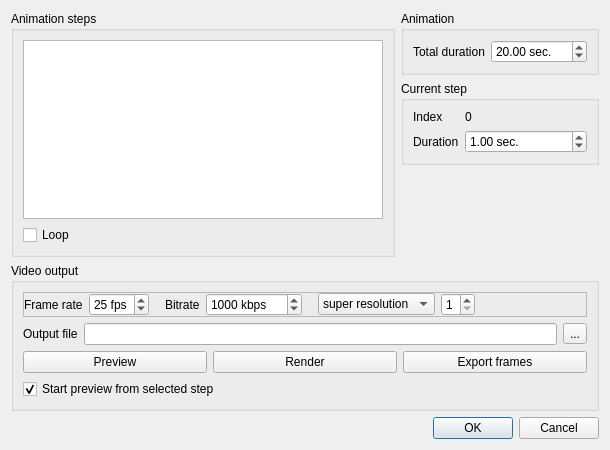
First picture: the form in plugins/core/Standard/qAnimation/ui/animationDlg.ui, repository CloudCompare/CloudCompare, before the edit.
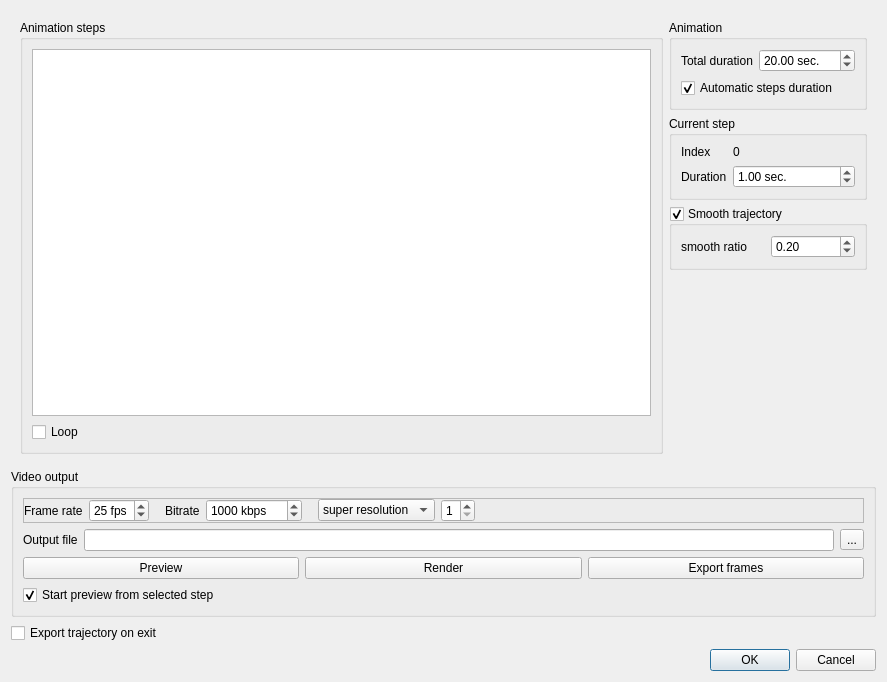
Second picture: the form after the edit. Icons and pictures are not drawn.

```diff
--- a/plugins/core/Standard/qAnimation/ui/animationDlg.ui
+++ b/plugins/core/Standard/qAnimation/ui/animationDlg.ui
@@ -6,8 +6,8 @@
    <rect>
     <x>0</x>
     <y>0</y>
-    <width>610</width>
-    <height>450</height>
+    <width>887</width>
+    <height>682</height>
    </rect>
   </property>
   <property name="windowTitle">
@@ -17,11 +17,12 @@
    <iconset>
     <normaloff>:/CC/plugin/qAnimation/animation.png</normaloff>:/CC/plugin/qAnimation/animation.png</iconset>
   </property>
-  <layout class="QVBoxLayout" name="verticalLayout_4">
+  <layout class="QVBoxLayout" name="verticalLayout_5">
    <item>
-    <layout class="QHBoxLayout" name="horizontalLayout_2">
+    <widget class="QFrame" name="animationFrame">
+     <layout class="QHBoxLayout" name="horizontalLayout_6">
      <item>
-      <widget class="QGroupBox" name="groupBox_2">
+       <widget class="QGroupBox" name="animationStepsGroupBox">
        <property name="title">
         <string>Animation steps</string>
        </property>
@@ -34,34 +35,63 @@
          </widget>
         </item>
         <item>
+          <layout class="QHBoxLayout" name="horizontalLayout_5">
+           <item>
          <widget class="QCheckBox" name="loopCheckBox">
           <property name="text">
            <string>Loop</string>
           </property>
          </widget>
         </item>
+           <item>
+            <spacer name="horizontalSpacer_4">
+             <property name="orientation">
+              <enum>Qt::Horizontal</enum>
+             </property>
+             <property name="sizeHint" stdset="0">
+              <size>
+               <width>40</width>
+               <height>20</height>
+              </size>
+             </property>
+            </spacer>
+           </item>
+          </layout>
+         </item>
        </layout>
       </widget>
      </item>
      <item>
+       <widget class="QFrame" name="animationOptionsFrame">
+        <layout class="QVBoxLayout" name="verticalLayout_4">
+         <property name="leftMargin">
+          <number>0</number>
+         </property>
+         <property name="topMargin">
+          <number>0</number>
+         </property>
+         <property name="rightMargin">
+          <number>0</number>
+         </property>
+         <property name="bottomMargin">
+          <number>0</number>
+         </property>
+         <item>
+          <widget class="QGroupBox" name="animationGroupBox">
+           <property name="title">
+            <string>Animation</string>
+           </property>
       <layout class="QVBoxLayout" name="verticalLayout_3">
        <item>
-        <widget class="QGroupBox" name="pathGroupBox">
-         <property name="title">
-          <string>Animation</string>
-         </property>
-         <layout class="QFormLayout" name="formLayout_2">
-          <property name="fieldGrowthPolicy">
-           <enum>QFormLayout::AllNonFixedFieldsGrow</enum>
-          </property>
-          <item row="0" column="0">
+             <layout class="QHBoxLayout" name="horizontalLayout_2">
+              <item>
            <widget class="QLabel" name="label_8">
             <property name="text">
              <string>Total duration</string>
             </property>
            </widget>
           </item>
-          <item row="0" column="1">
+              <item>
            <widget class="QDoubleSpinBox" name="totalTimeDoubleSpinBox">
             <property name="suffix">
              <string> sec.</string>
@@ -78,6 +108,18 @@
            </widget>
           </item>
          </layout>
+            </item>
+            <item>
+             <widget class="QCheckBox" name="autoStepDurationCheckBox">
+              <property name="text">
+               <string>Automatic steps duration</string>
+              </property>
+              <property name="checked">
+               <bool>true</bool>
+              </property>
+             </widget>
+            </item>
+           </layout>
         </widget>
        </item>
        <item>
@@ -132,6 +174,41 @@
          </layout>
         </widget>
        </item>
+         <item>
+          <widget class="QGroupBox" name="smoothTrajectoryGroupBox">
+           <property name="title">
+            <string>Smooth trajectory</string>
+           </property>
+           <property name="checkable">
+            <bool>true</bool>
+           </property>
+           <layout class="QHBoxLayout" name="horizontalLayout_7">
+            <item>
+             <widget class="QLabel" name="label_5">
+              <property name="text">
+               <string>smooth ratio</string>
+              </property>
+             </widget>
+            </item>
+            <item>
+             <widget class="QDoubleSpinBox" name="smoothRatioDoubleSpinBox">
+              <property name="minimum">
+               <double>0.050000000000000</double>
+              </property>
+              <property name="maximum">
+               <double>0.450000000000000</double>
+              </property>
+              <property name="singleStep">
+               <double>0.050000000000000</double>
+              </property>
+              <property name="value">
+               <double>0.200000000000000</double>
+              </property>
+             </widget>
+            </item>
+           </layout>
+          </widget>
+         </item>
        <item>
         <spacer name="verticalSpacer_2">
          <property name="orientation">
@@ -146,11 +223,13 @@
         </spacer>
        </item>
       </layout>
-     </item>
-    </layout>
+       </widget>
+      </item>
+     </layout>
+    </widget>
    </item>
    <item>
-    <widget class="QGroupBox" name="groupBox_3">
+    <widget class="QGroupBox" name="videoOutputGroupBox">
      <property name="sizePolicy">
       <sizepolicy hsizetype="Preferred" vsizetype="Maximum">
        <horstretch>0</horstretch>
@@ -389,6 +468,13 @@
      </layout>
     </widget>
    </item>
+   <item>
+    <widget class="QCheckBox" name="exportTrajectoryCheckBox">
+     <property name="text">
+      <string>Export trajectory on exit</string>
+     </property>
+    </widget>
+   </item>
    <item>
     <widget class="QDialogButtonBox" name="buttonBox">
      <property name="orientation">
```
Lines whose indentation alone changed are shown as unchanged.
